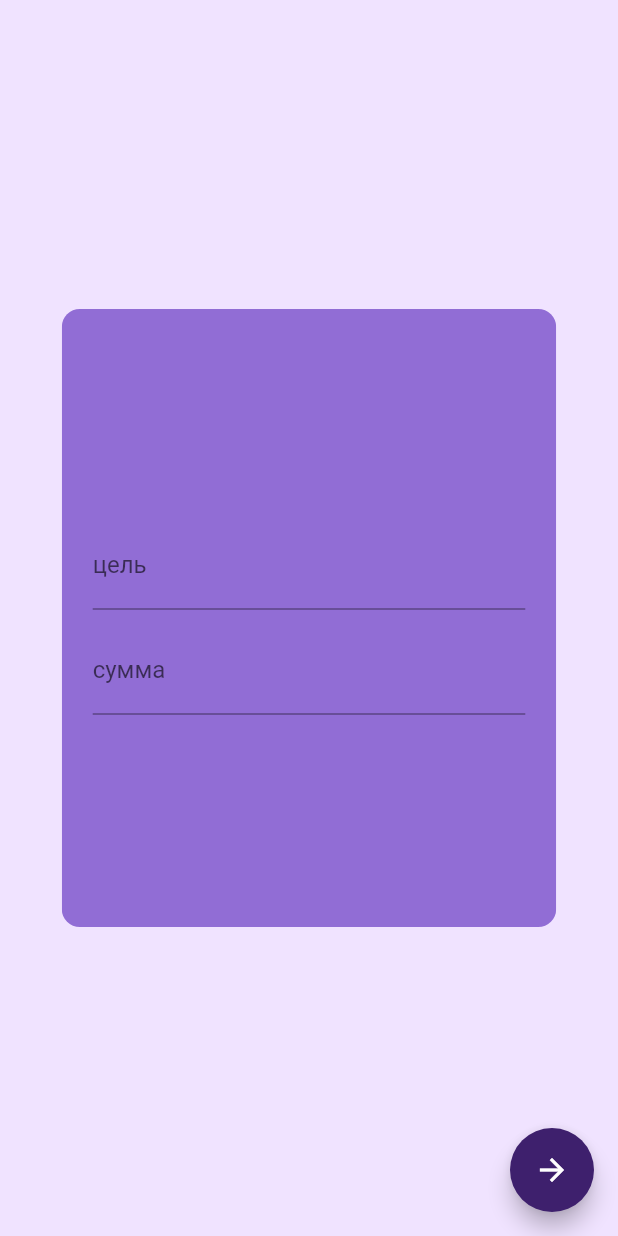
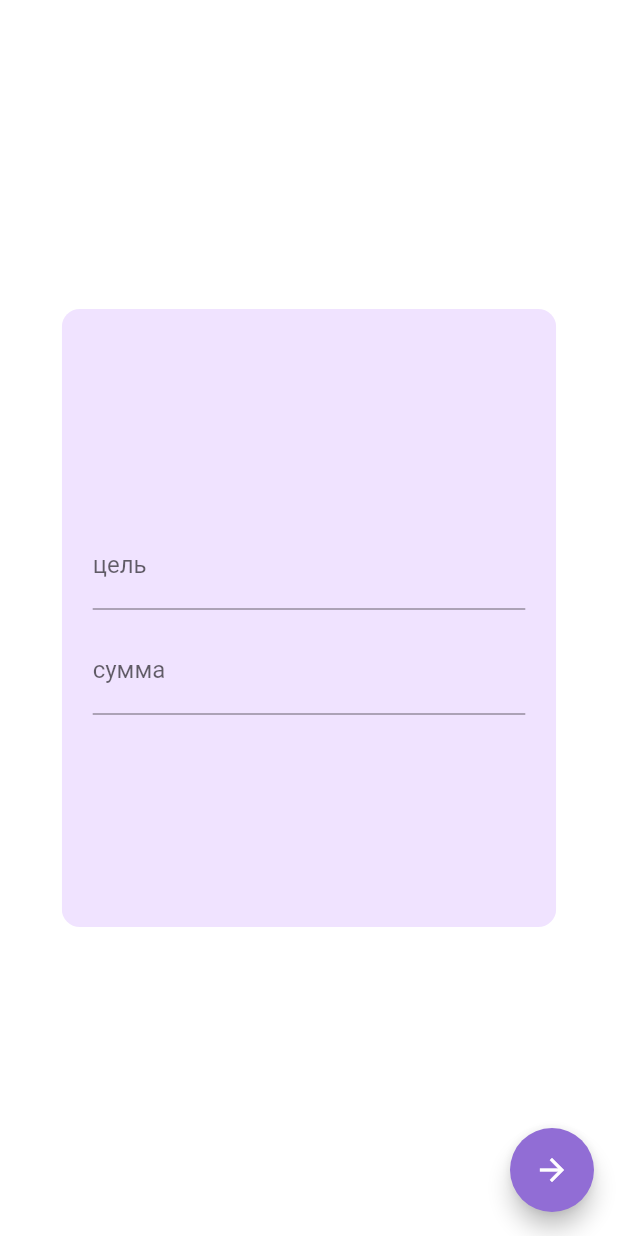
Before and after one commit to Jarkynbekbat/money_counter_provider, a Flutter app: the screen it shows after launch, on a phone screen of 412 x 824 dp. Run offline on Flutter 3.47's test engine with Material 2 defaults, Android fonts, the phone set to English and light mode, and no system bars; our stand-ins replace pie_chart, shared_preferences; missing offline and left inert: easy_dialog, fl_animated_linechart, floating_action_row.

Commit message:
изменил дизайн

```diff
--- a/lib/helpers/my_colors.dart
+++ b/lib/helpers/my_colors.dart
@@ -1,8 +1,13 @@
 import 'package:flutter/material.dart';
 
 class MyColors {
-  static Color color1 = Color(0xFFF0E3FF);
+  static Color color1 = Colors.white;
   static Color color2 = Color(0xFFD89CF6);
-  static Color color3 = Color(0xFF916DD5);
-  static Color color4 = Color(0xFF3E206D);
+  static Color color4 = Color(0xFF916DD5);
+  static Color color3 = Color(0xFFF0E3FF);
+
+  // static Color color1 = Color(0xFFF0E3FF);
+  // static Color color2 = Color(0xFFD89CF6);
+  // static Color color3 = Color(0xFF916DD5);
+  // static Color color4 = Color(0xFF3E206D);
 }
```
Also changed, not shown: lib/pages/home_page/tabs/calc_tab.dart (+17 -10 lines).
